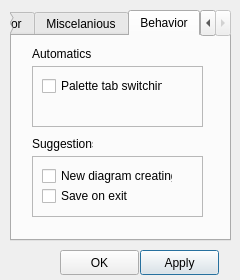
The window that unreal/trunk/qrgui/mainwindow/preferencesDialog.ui (qreal/qreal) describes before a commit, drawn with Qt 5.
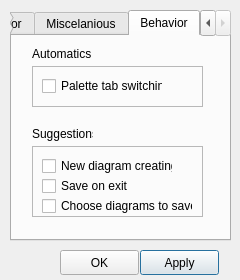
The same window after the commit.

The edit to the form file:
```diff
--- a/unreal/trunk/qrgui/mainwindow/preferencesDialog.ui
+++ b/unreal/trunk/qrgui/mainwindow/preferencesDialog.ui
@@ -344,7 +344,7 @@
        <x>20</x>
        <y>30</y>
        <width>171</width>
-       <height>61</height>
+       <height>41</height>
       </rect>
      </property>
      <property name="frameShape">
@@ -384,9 +384,9 @@
      <property name="geometry">
       <rect>
        <x>20</x>
-       <y>120</y>
+       <y>110</y>
        <width>171</width>
-       <height>61</height>
+       <height>71</height>
       </rect>
      </property>
      <property name="frameShape">
@@ -421,12 +421,25 @@
        <string>Save on exit</string>
       </property>
      </widget>
+     <widget class="QCheckBox" name="chooseDiagramsToSaveCheckBox">
+      <property name="geometry">
+       <rect>
+        <x>10</x>
+        <y>50</y>
+        <width>151</width>
+        <height>20</height>
+       </rect>
+      </property>
+      <property name="text">
+       <string>Choose diagrams to save</string>
+      </property>
+     </widget>
     </widget>
     <widget class="QLabel" name="label_8">
      <property name="geometry">
       <rect>
        <x>20</x>
-       <y>100</y>
+       <y>90</y>
        <width>61</width>
        <height>16</height>
       </rect>
```
